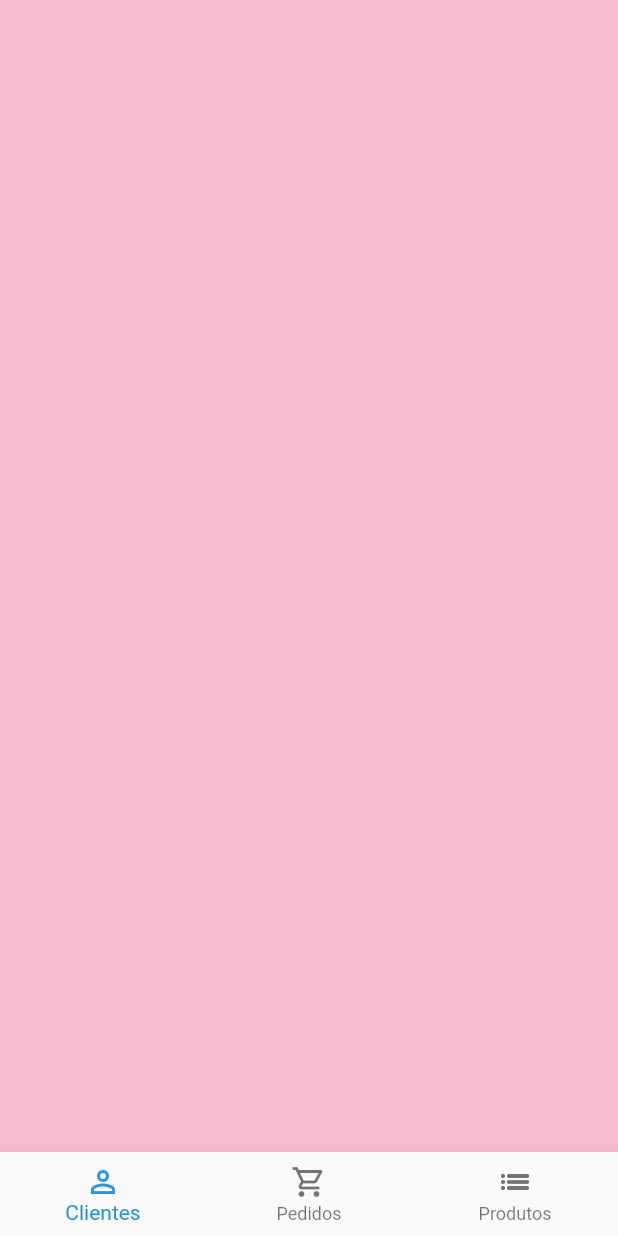
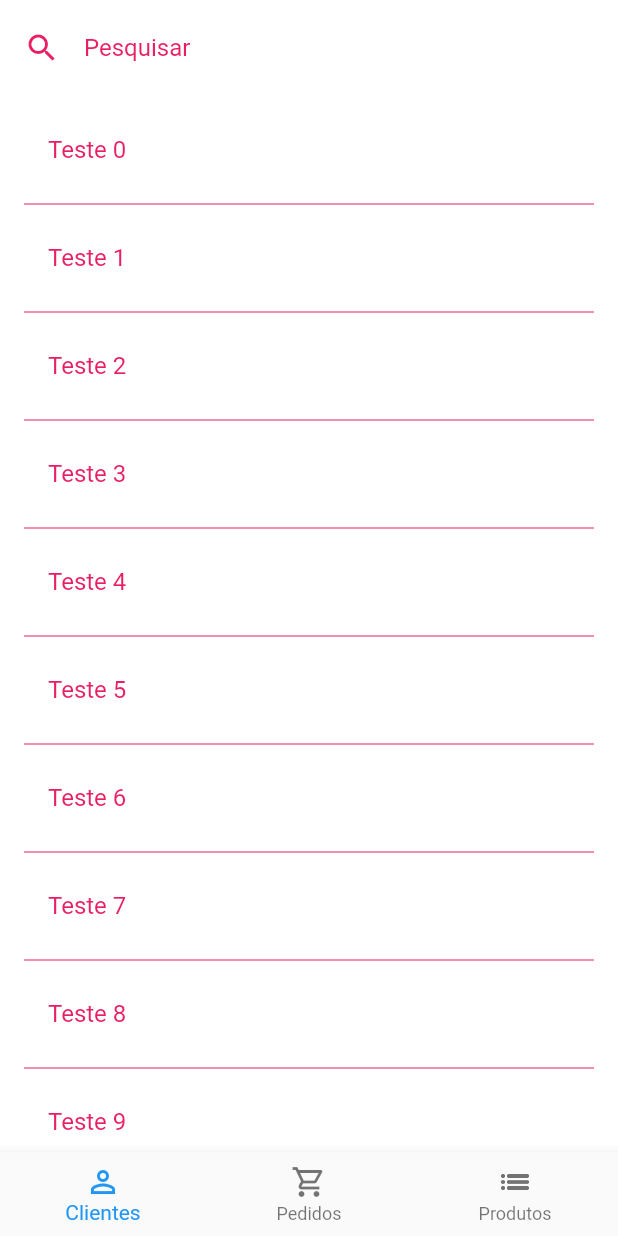
Before and after one commit to ClodoaldoRibeiro/gerenciadorloja_app, a Flutter app: the HomeUI screen opened directly, on a phone screen of 412 x 824 dp. Run offline on Flutter 3.47's test engine with Material 2 defaults, Android fonts, the phone set to English and light mode, and no system bars; our stand-ins replace cloud_firestore, firebase_auth, rxdart; missing offline and left inert: bloc_pattern; accounts and stored records are empty; Roboto replaces fonts that are missing (Montserrat).

Commit message:
Criar a tab de usuários

```diff
--- a/lib/ui/android/home_ui.dart
+++ b/lib/ui/android/home_ui.dart
@@ -1,4 +1,5 @@
 import 'package:flutter/material.dart';
+import 'package:gerenciadorloja_app/ui/android/tabs/user_tab.dart';
 import 'package:gerenciadorloja_app/ui/themes/app_colors.dart';
 
 class HomeUI extends StatefulWidget {
@@ -27,7 +28,8 @@ class _HomeUIState extends State<HomeUI> {
   Widget build(BuildContext context) {
     return Scaffold(
       backgroundColor: AppColors.COR_SECUNDARIA,
-      body: PageView(
+      body: SafeArea(
+        child: PageView(
           onPageChanged: (pagina) {
             setState(() {
               _currentPage = pagina;
@@ -35,9 +37,7 @@ class _HomeUIState extends State<HomeUI> {
           },
           controller: _pageController,
           children: [
-          Container(
-            color: AppColors.COR_PALLETA[100],
-          ),
+            UserTab(),
             Container(
               color: AppColors.COR_PALLETA[300],
             ),
@@ -45,6 +45,7 @@ class _HomeUIState extends State<HomeUI> {
               color: AppColors.COR_PALLETA[500],
             ),
           ],
+        ),
       ),
       bottomNavigationBar: BottomNavigationBar(
         currentIndex: _currentPage,
--- /dev/null
+++ b/lib/ui/android/tabs/user_tab.dart
@@ -0,0 +1,46 @@
+import 'package:flutter/material.dart';
+import 'package:gerenciadorloja_app/ui/themes/app_colors.dart';
+
+class UserTab extends StatelessWidget {
+  @override
+  Widget build(BuildContext context) {
+    return Column(
+      children: [
+        Padding(
+          padding: const EdgeInsets.symmetric(horizontal: 16, vertical: 8.0),
+          child: TextField(
+            style: TextStyle(color: AppColors.COR_PRIMARIA),
+            decoration: InputDecoration(
+                hintText: "Pesquisar",
+                hintStyle: TextStyle(color: AppColors.COR_PRIMARIA),
+                icon: Icon(
+                  Icons.search_outlined,
+                  color: AppColors.COR_PRIMARIA,
+                ),
+                border: InputBorder.none),
+          ),
+        ),
+        Expanded(
+          child: Padding(
+            padding: const EdgeInsets.symmetric(horizontal: 16, vertical: 8.0),
+            child: ListView.separated(
+                itemBuilder: (context, index) {
+                  return ListTile(
+                    title: Text(
+                      "Teste ${index}",
+                      style: TextStyle(color: AppColors.COR_PRIMARIA),
+                    ),
+                  );
+                },
+                separatorBuilder: (context, index) {
+                  return Divider(
+                    color: AppColors.COR_PRIMARIA,
+                  );
+                },
+                itemCount: 30),
+          ),
+        )
+      ],
+    );
+  }
+}
```
Lines whose indentation alone changed are shown as unchanged.
